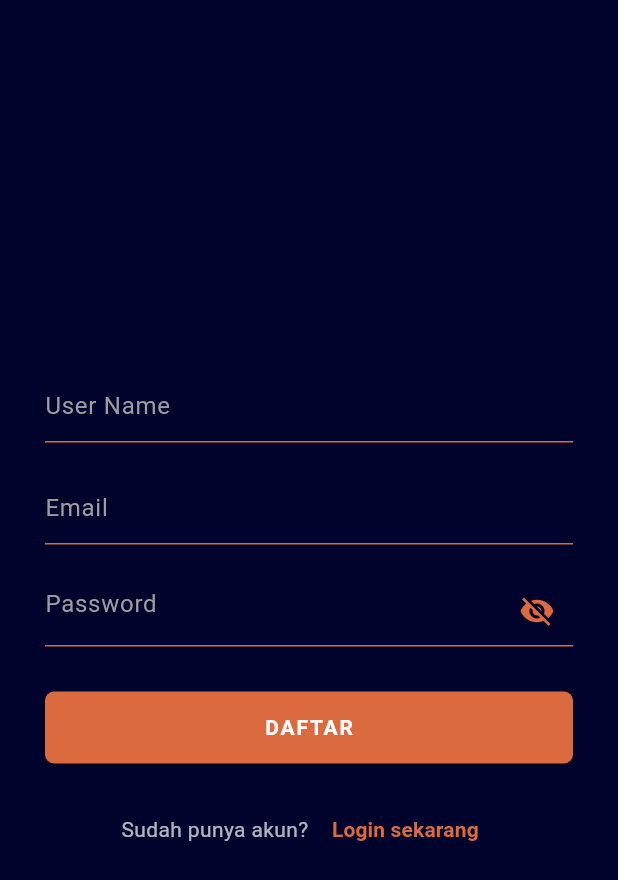
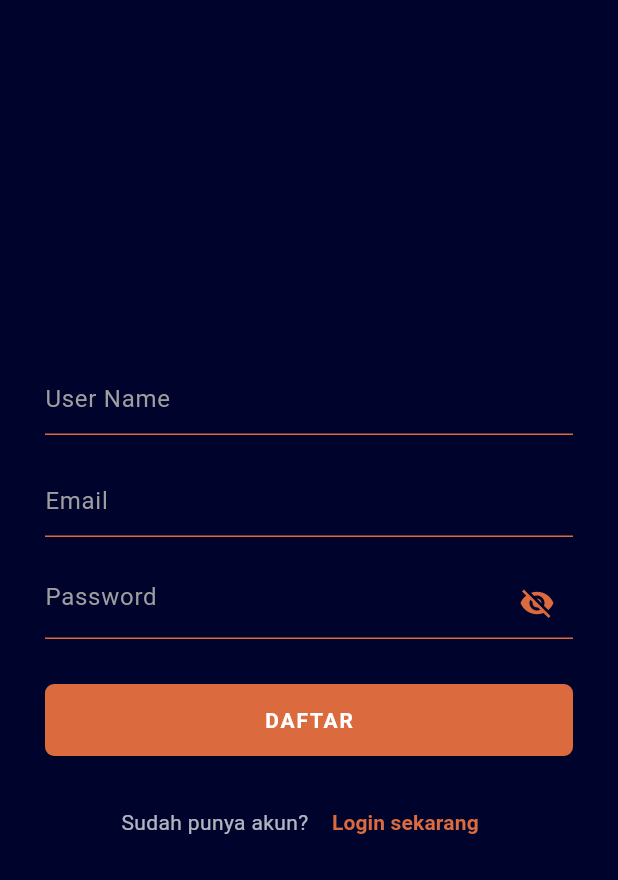
Before and after one commit to NauvalNabil/myinventory_si_23_a2, a Flutter app: the Daftar screen opened directly, on a phone screen of 412 x 824 dp. Shown: the top 880 px of the screen. Run offline on Flutter 3.47's test engine with Material 3 defaults, Android fonts, the phone set to English and light mode, and no system bars; our stand-ins replace cached_network_image, get, image_picker, shared_preferences, supabase_flutter; accounts and stored records are empty.

Commit message:
membenarkan sizebox

```diff
--- a/lib/daftar.dart
+++ b/lib/daftar.dart
@@ -34,7 +34,7 @@ class _DaftarState extends State<Daftar> {
             child: Column(
               mainAxisAlignment: MainAxisAlignment.center,
               children: [
-                const SizedBox(height: 100),
+                const SizedBox(height: 90),
                 TextField(
                   controller: usernameController,
                   style: const TextStyle(color: Colors.white),
```
